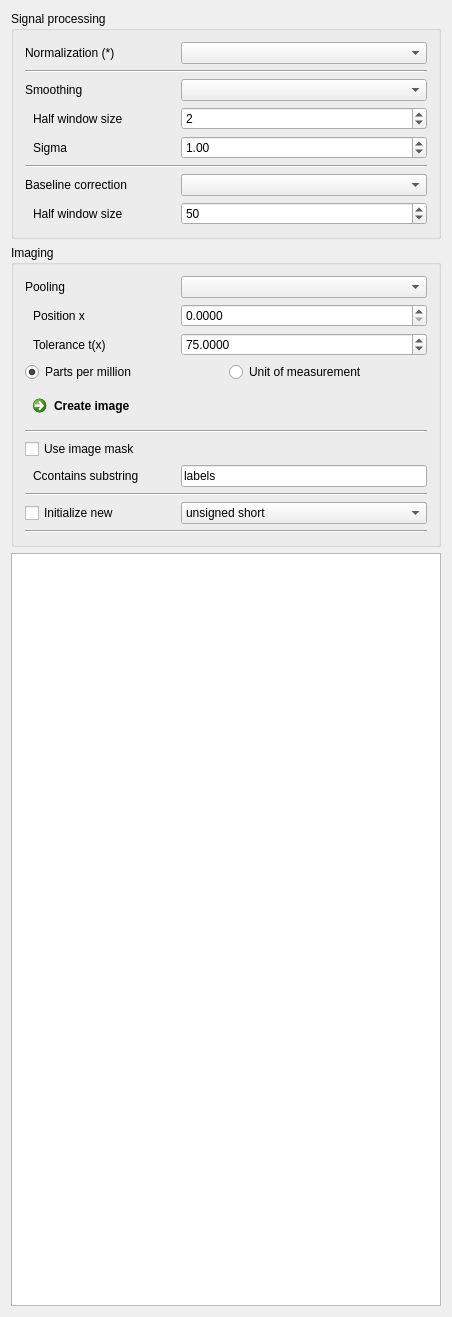
m2aia/m2aia, file Plugins/org.mitk.gui.qt.m2.Data/src/internal/m2Data.ui: the form before one commit.
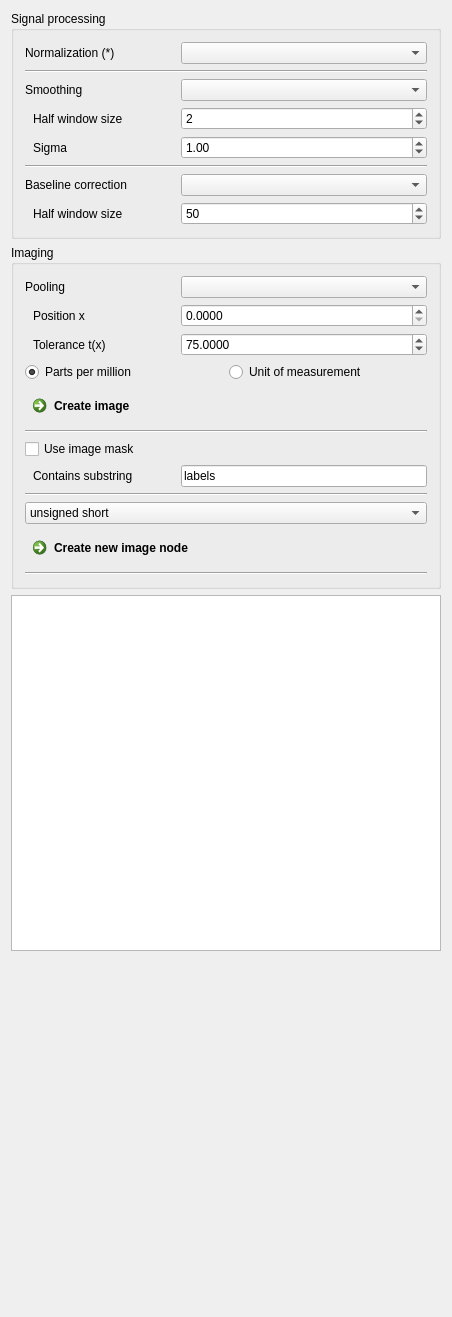
The form after the commit.

Commit message: update data view, default values, new node btn

Patch:
```diff
--- a/Plugins/org.mitk.gui.qt.m2.Data/src/internal/m2Data.ui
+++ b/Plugins/org.mitk.gui.qt.m2.Data/src/internal/m2Data.ui
@@ -685,7 +685,7 @@
            </font>
           </property>
           <property name="text">
-           <string>Ccontains substring</string>
+           <string>Contains substring</string>
           </property>
           <property name="indent">
            <number>8</number>
@@ -715,36 +715,6 @@
        </widget>
       </item>
       <item>
-       <layout class="QHBoxLayout" name="horizontalLayout_6">
-        <item>
-         <widget class="QCheckBox" name="chkBxInitNew">
-          <property name="sizePolicy">
-           <sizepolicy hsizetype="Preferred" vsizetype="Preferred">
-            <horstretch>0</horstretch>
-            <verstretch>0</verstretch>
-           </sizepolicy>
-          </property>
-          <property name="minimumSize">
-           <size>
-            <width>150</width>
-            <height>0</height>
-           </size>
-          </property>
-          <property name="maximumSize">
-           <size>
-            <width>150</width>
-            <height>16777215</height>
-           </size>
-          </property>
-          <property name="toolTip">
-           <string/>
-          </property>
-          <property name="text">
-           <string>Initialize new </string>
-          </property>
-         </widget>
-        </item>
-        <item>
          <widget class="QComboBox" name="cmbBxType">
           <property name="sizePolicy">
            <sizepolicy hsizetype="Preferred" vsizetype="Preferred">
@@ -777,7 +747,12 @@
           </item>
          </widget>
         </item>
-       </layout>
+      <item>
+       <widget class="QCommandLinkButton" name="btnCreateImageToNewNode">
+        <property name="text">
+         <string>Create new image node</string>
+        </property>
+       </widget>
       </item>
       <item>
        <widget class="Line" name="line_5">
@@ -790,50 +765,20 @@
     </widget>
    </item>
    <item>
-    <widget class="QTableWidget" name="tableWidget">
-     <property name="alternatingRowColors">
-      <bool>true</bool>
+    <widget class="QListWidget" name="listWidget"/>
+   </item>
+   <item>
+    <spacer name="verticalSpacer">
+     <property name="orientation">
+      <enum>Qt::Vertical</enum>
      </property>
-     <property name="showGrid">
-      <bool>false</bool>
+     <property name="sizeHint" stdset="0">
+      <size>
+       <width>20</width>
+       <height>40</height>
+      </size>
      </property>
-     <property name="wordWrap">
-      <bool>false</bool>
-     </property>
-     <property name="cornerButtonEnabled">
-      <bool>false</bool>
-     </property>
-     <property name="rowCount">
-      <number>0</number>
-     </property>
-     <attribute name="horizontalHeaderVisible">
-      <bool>false</bool>
-     </attribute>
-     <attribute name="horizontalHeaderStretchLastSection">
-      <bool>true</bool>
-     </attribute>
-     <attribute name="verticalHeaderVisible">
-      <bool>false</bool>
-     </attribute>
-     <attribute name="verticalHeaderHighlightSections">
-      <bool>true</bool>
-     </attribute>
-     <column>
-      <property name="text">
-       <string>Label</string>
-      </property>
-     </column>
-     <column>
-      <property name="text">
-       <string>Position</string>
-      </property>
-     </column>
-     <column>
-      <property name="text">
-       <string>Color</string>
-      </property>
-     </column>
-    </widget>
+    </spacer>
    </item>
   </layout>
  </widget>
```
Left out of the diff: 2 changed lines with no effect on the pictures. Lines whose indentation alone changed are shown as unchanged. The commit also changes 2 other files.
